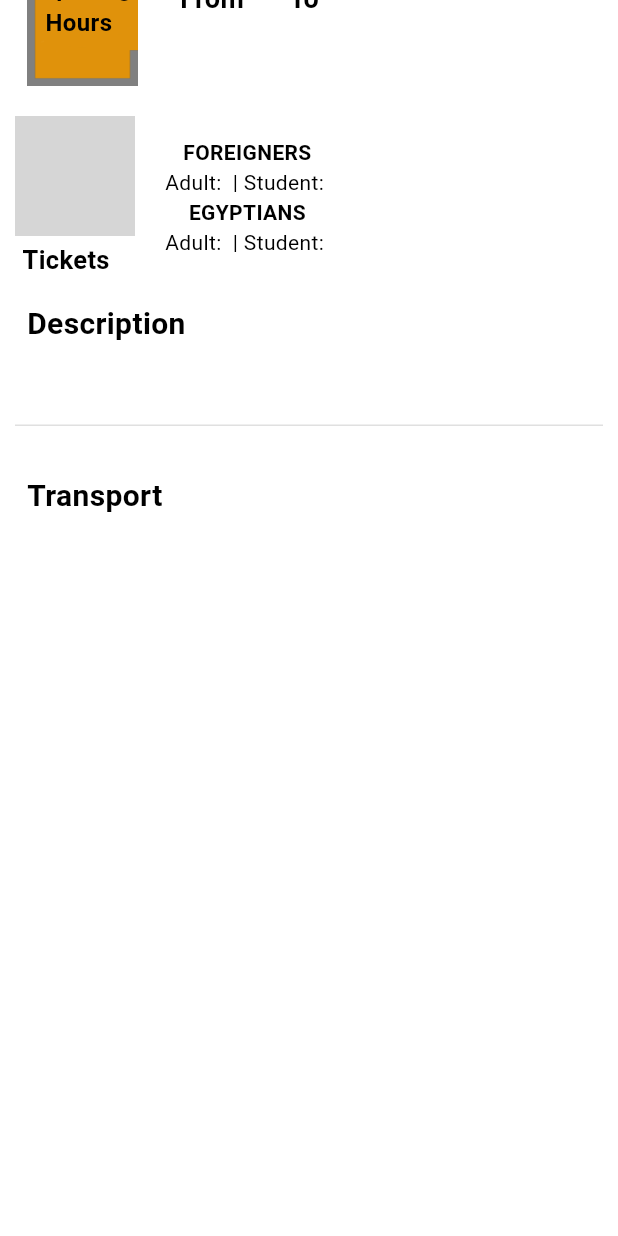
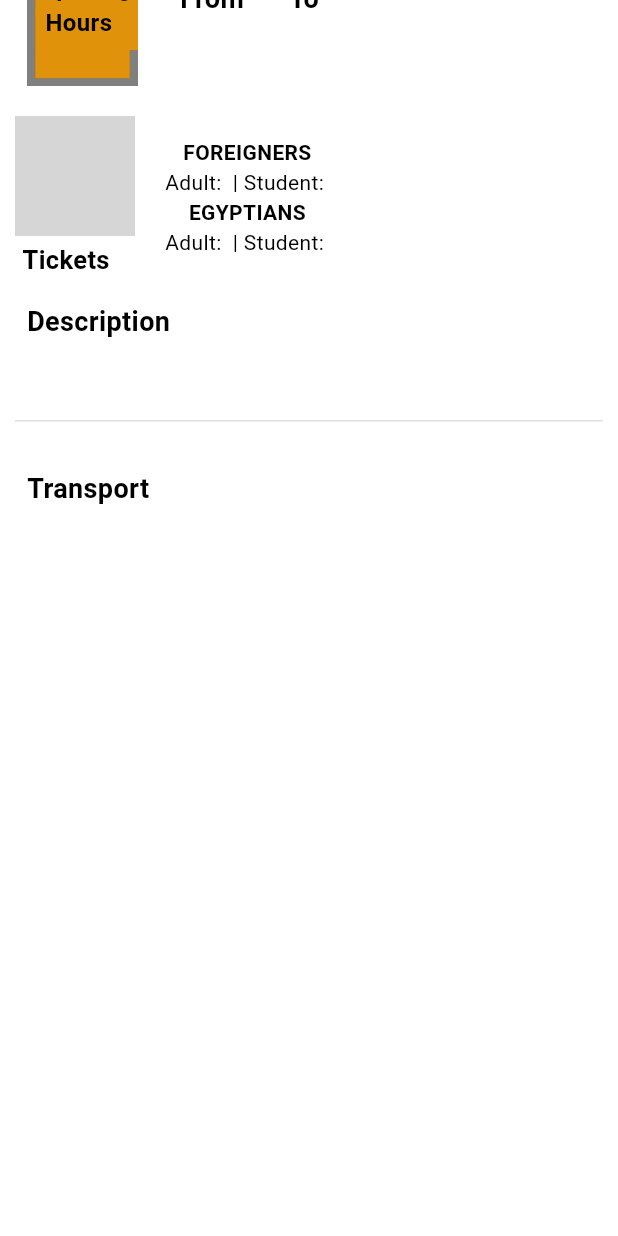
Before and after one commit to AbdoMohamed2001/Your-Tour-Guide, a Flutter app: the PlaceScreenNew screen opened directly with empty values, scrolled down 576 dp, on a phone screen of 412 x 824 dp. Run offline on Flutter 3.47's test engine with Material 3 defaults, Android fonts, the phone set to English and light mode, and no system bars; our stand-ins replace animated_bottom_navigation_bar, animated_splash_screen, bloc, bordered_text, cached_network_image, cloud_firestore and 21 more; missing offline and left inert: arabic_numbers, firebase_auth_web, firebase_core_web, flutter_facebook_auth, maps_launcher, restart_app; accounts and stored records are empty; network calls fail; project files that could hold a hidden picture were left out; grey boxes are pictures that could not be loaded.

Commit message:
refactor places feature

```diff
--- a/lib/core/utils/text_styles.dart
+++ b/lib/core/utils/text_styles.dart
@@ -2,8 +2,16 @@ import 'package:flutter/material.dart';
 
 class TextStyles {
   //Bold
+  static const TextStyle bold14 = TextStyle(
+    fontSize: 14,
+    fontWeight: FontWeight.w700,
+  );
   static const TextStyle bold16 = TextStyle(
     fontSize: 16,
+    fontWeight: FontWeight.w700,
+  );
+  static const TextStyle bold18 = TextStyle(
+    fontSize: 18,
     fontWeight: FontWeight.w700,
   );
   static const TextStyle bold22 = TextStyle(
--- a/lib/core/utils/widgets/head_text.dart
+++ b/lib/core/utils/widgets/head_text.dart
@@ -1,4 +1,5 @@
 import 'package:flutter/material.dart';
+import 'package:your_tour_guide/core/utils/text_styles.dart';
 
 class HeadText extends StatelessWidget {
   const HeadText({
@@ -10,10 +11,7 @@ class HeadText extends StatelessWidget {
   Widget build(BuildContext context) {
     return Text(
       text,
-      style: TextStyle(
-        fontWeight: FontWeight.bold,
-        fontSize: 20,
-      ),
+      style: TextStyles.bold18,
     );
   }
 }
--- a/lib/core/utils/widgets/opening_hours_item.dart
+++ b/lib/core/utils/widgets/opening_hours_item.dart
@@ -1,16 +1,18 @@
 import 'package:your_tour_guide/cubits/home/home_cubit.dart';
+import 'package:your_tour_guide/generated/assets.dart';
 import 'package:your_tour_guide/generated/l10n.dart';
 import 'package:cloud_firestore/cloud_firestore.dart';
 import 'package:flutter/material.dart';
 
 import '../functions/is_arabic.dart';
+import '../text_styles.dart';
 
-class BuildOpeningHoursItem extends StatelessWidget {
-  const BuildOpeningHoursItem({
+class OpeningHoursWidget extends StatelessWidget {
+  const OpeningHoursWidget({
     super.key,
     required this.openFrom,
     required this.openTo,
-    @required this.place,
+    this.place,
   });
 
   final String openFrom;
@@ -26,32 +28,26 @@ class BuildOpeningHoursItem extends StatelessWidget {
             Image.asset(
               HomeCubit.get(context).isDark!
                   ? isArabic()
-                      ? 'assets/images/openDarkArabic.png'
-                      : 'assets/images/openDarkEnglish.png'
+                      ? Assets.imagesOpenDarkArabic
+                      : Assets.imagesOpenDarkEnglish
                   : isArabic()
-                      ? 'assets/images/openLightArabic.png'
-                      : 'assets/images/openLightEnglish.png',
+                      ? Assets.imagesOpenLightArabic
+                      : Assets.imagesOpenLightEnglish,
               width: 90,
               height: 90,
             ),
             Positioned(
-              top: 13,
+              top: isArabic() ? 20 : 13,
               right: isArabic() ? 20 : 0,
               left: isArabic() ? 0 : 16,
               child: Text(
                 S.of(context).openingHours,
-                style: TextStyle(
-                  fontWeight: FontWeight.bold,
-                  fontSize: 16,
-                  // color: Colors.white,
-                ),
+                style: TextStyles.bold16,
               ),
             ),
           ],
         ),
-        SizedBox(
-          width: 20,
-        ),
+        SizedBox(width: 20),
         Row(
           crossAxisAlignment: CrossAxisAlignment.start,
           children: [
@@ -59,36 +55,24 @@ class BuildOpeningHoursItem extends StatelessWidget {
               children: [
                 Text(
                   S.of(context).From,
-                  style: TextStyle(
-                    fontSize: 18,
-                    fontWeight: FontWeight.bold,
-                  ),
+                  style: TextStyles.bold18,
                 ),
                 Text(
                   openFrom,
-                  style: TextStyle(
-                    fontSize: 18,
-                  ),
+                  style: TextStyles.regular18,
                 ),
               ],
             ),
-            SizedBox(
-              width: 30,
-            ),
+            SizedBox(width: 30),
             Column(
               children: [
                 Text(
                   S.of(context).To,
-                  style: TextStyle(
-                    fontSize: 18,
-                    fontWeight: FontWeight.bold,
-                  ),
+                  style: TextStyles.bold18,
                 ),
                 Text(
                   openTo,
-                  style: TextStyle(
-                    fontSize: 18,
-                  ),
+                  style: TextStyles.regular18,
                 ),
               ],
             ),
--- a/lib/features/places/domian/entities/nearly_place_entity.dart
+++ b/lib/features/places/domian/entities/nearly_place_entity.dart
@@ -1,4 +1,9 @@
 import 'package:flutter/material.dart';
+
+import '../../../../generated/l10n.dart';
+import '../../../../screens/all_screen.dart';
+import '../../../../screens/servicesProvider/hotels/all_hotels_screen.dart';
+import 'package:font_awesome_flutter/font_awesome_flutter.dart';
 
 class NearlyPlaceEntity {
   final Color containerColor;
@@ -16,49 +21,49 @@ class NearlyPlaceEntity {
   });
 }
 
-// List<NearlyPlaceEntity> nearlyList = [
-//   //Hotels
-//   NearlyPlaceEntity(
-//     containerColor: Colors.black,
-//     iconName: FontAwesomeIcons.hotel,
-//     iconColor: Color(0xff613207),
-//     containerName: S.current.Hotels,
-//     pushedPage: AllHotels(cityName: placeModel.cityName!),
-//   ),
-//   //Restaurants
-//   NearlyPlaceEntity(
-//     containerColor: Color(0xff613207),
-//     iconName: FontAwesomeIcons.utensils,
-//     iconColor: Colors.black,
-//     containerName: S.current.Restaurants,
-//     pushedPage: AllScreen(
-//       collectionName: 'restaurants',
-//       appBarText: S.current.AllRestaurants,
-//       cityName: placeModel.cityName!,
-//     ),
-//   ),
-//   //Cafes
-//   NearlyPlaceEntity(
-//     containerColor: Color(0xff613207),
-//     iconName: FontAwesomeIcons.mugHot,
-//     iconColor: Colors.black,
-//     containerName: S.current.Cafes,
-//     pushedPage: AllScreen(
-//       collectionName: 'cafes',
-//       appBarText: S.current.AllCafes,
-//       cityName: placeModel.cityName!,
-//     ),
-//   ),
-//   // //Cinemas
-//   NearlyPlaceEntity(
-//     containerColor: Color(0xff66191c),
-//     iconName: FontAwesomeIcons.film,
-//     iconColor: Colors.black,
-//     containerName: S.current.Cinemas,
-//     pushedPage: AllScreen(
-//       collectionName: 'cinemas',
-//       appBarText: S.current.AllCinemas,
-//       cityName: placeModel.cityName!,
-//     ),
-//   ),
-// ];
+List<NearlyPlaceEntity> nearlyList = [
+  //Hotels
+  NearlyPlaceEntity(
+    containerColor: Colors.black,
+    iconName: FontAwesomeIcons.hotel,
+    iconColor: Color(0xff613207),
+    containerName: S.current.Hotels,
+    pushedPage: AllHotels(cityName: ''),
+  ),
+  //Restaurants
+  NearlyPlaceEntity(
+    containerColor: Color(0xff613207),
+    iconName: FontAwesomeIcons.utensils,
+    iconColor: Colors.black,
+    containerName: S.current.Restaurants,
+    pushedPage: AllScreen(
+      collectionName: 'restaurants',
+      appBarText: S.current.AllRestaurants,
+      cityName: '',
+    ),
+  ),
+  //Cafes
+  NearlyPlaceEntity(
+    containerColor: Color(0xff613207),
+    iconName: FontAwesomeIcons.mugHot,
+    iconColor: Colors.black,
+    containerName: S.current.Cafes,
+    pushedPage: AllScreen(
+      collectionName: 'cafes',
+      appBarText: S.current.AllCafes,
+      cityName: '',
+    ),
+  ),
+  // //Cinemas
+  NearlyPlaceEntity(
+    containerColor: Color(0xff66191c),
+    iconName: FontAwesomeIcons.film,
+    iconColor: Colors.black,
+    containerName: S.current.Cinemas,
+    pushedPage: AllScreen(
+      collectionName: 'cinemas',
+      appBarText: S.current.AllCinemas,
+      cityName: '',
+    ),
+  ),
+];
--- a/lib/screens/best_places/best_place.dart
+++ b/lib/screens/best_places/best_place.dart
@@ -283,7 +283,7 @@ class _BestPlaceScreenState extends State<BestPlaceScreen> {
               kSizedBox,
               //----------------------------------------------------------------
               //Opening hours
-              BuildOpeningHoursItem(
+              OpeningHoursWidget(
                 place: place,
                 openFrom: place['openingHours']['from'],
                 openTo: place['openingHours']['to'],
--- a/lib/screens/places/place_screen_new.dart
+++ b/lib/screens/places/place_screen_new.dart
@@ -23,7 +23,6 @@ import '../../core/utils/widgets/nearly_item.dart';
 import '../../core/utils/widgets/opening_hours_item.dart';
 import '../../core/utils/widgets/place/custom_place_image.dart';
 import '../../core/utils/widgets/place/gallery_widget.dart';
-import '../../core/utils/widgets/place/how_to_go_widget.dart';
 
 class PlaceScreenNew extends StatelessWidget {
   PlaceScreenNew({
@@ -132,7 +131,7 @@ class PlaceScreenNew extends StatelessWidget {
                         //Opening hours
                         kSizedBox,
                         // ignore: missing_required_param
-                        BuildOpeningHoursItem(
+                        OpeningHoursWidget(
                           openFrom: isArabic()
                               ? placeModel.openingHoursArabic['from']
                               : placeModel.openingHours['from'],
@@ -184,7 +183,8 @@ class PlaceScreenNew extends StatelessWidget {
                                 width: 0,
                                 height: 0,
                               )
-                            : HowToGoWidget(placeModel: placeModel),
+                            : Container(),
+                        // : HowToGoWidget(placeModel: placeModel),
                         //-------------------------------------------------------------------
                         //Transport
                         kSizedBox,
--- a/lib/screens/servicesProvider/malls, mosques and churchs/mall_screen.dart
+++ b/lib/screens/servicesProvider/malls, mosques and churchs/mall_screen.dart
@@ -82,7 +82,7 @@ class MallNewScreen extends StatelessWidget {
                         ),
                         //-------------------------------------------------------------------------
                         //Opening hours
-                        BuildOpeningHoursItem(
+                        OpeningHoursWidget(
                           openFrom: isArabic()
                               ? mallModel.openingHoursArabic['from']
                               : mallModel.openingHours['from'],
--- a/lib/screens/servicesProvider/malls, mosques and churchs/store_screen.dart
+++ b/lib/screens/servicesProvider/malls, mosques and churchs/store_screen.dart
@@ -87,7 +87,7 @@ class StoreScreen extends StatelessWidget {
                   // ),
                   kSizedBox,
                   //Opening Hours
-                  BuildOpeningHoursItem(
+                  OpeningHoursWidget(
                     openFrom: isArabic()
                         ? mallModel.openingHoursArabic['from']
                         : mallModel.openingHours['from'],
--- a/lib/screens/servicesProvider/mosques and churchs/mosque_screen.dart
+++ b/lib/screens/servicesProvider/mosques and churchs/mosque_screen.dart
@@ -66,7 +66,7 @@ class MosqueScreen extends StatelessWidget {
                         ),
                         //-------------------------------------------------------------------------
                         //Opening hours
-                        BuildOpeningHoursItem(
+                        OpeningHoursWidget(
                           openFrom: isArabic()
                               ? mosqueModel.openingHoursArabic['from']
                               : mosqueModel.openingHours['from'],
--- a/lib/screens/servicesProvider/restaurants and cafes/restaurants_screen.dart
+++ b/lib/screens/servicesProvider/restaurants and cafes/restaurants_screen.dart
@@ -64,7 +64,7 @@ class RestaurantScreen extends StatelessWidget {
                         ),
                         //-----------------------------------------------------------------
                         //Opening hours
-                        BuildOpeningHoursItem(
+                        OpeningHoursWidget(
                           openFrom: isArabic()
                               ? restaurantModel.openingHoursArabic['from']
                               : restaurantModel.openingHours['from'],
```
Also changed, not shown: lib/core/utils/widgets/default_list_view.dart (+0 -13 lines), lib/core/utils/widgets/location_widget.dart (+8 -14 lines), lib/core/utils/widgets/place/how_to_go_widget.dart (+6 -9 lines), lib/features/places/presentation/widgets/place_details/nearly_services_list_view.dart (added, +30 -0 lines), lib/features/places/presentation/widgets/place_details/place_details_view_body.dart (+17 -86 lines), lib/features/places/presentation/widgets/place_details/transport_widget.dart (added, +41 -0 lines), lib/features/places/presentation/widgets/places_list_view.dart (+18 -2 lines).
